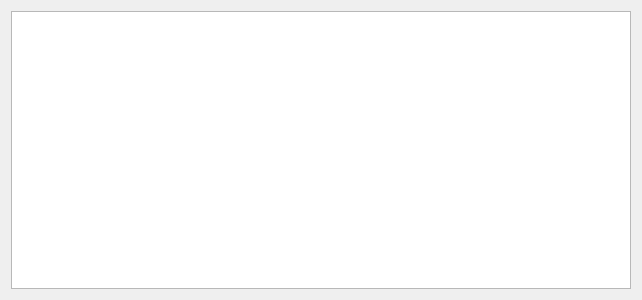
Before: the Qt Designer form ui/ohy_results.ui in Inigobarbe/VFSMOD-GUI, drawn with Qt 5.
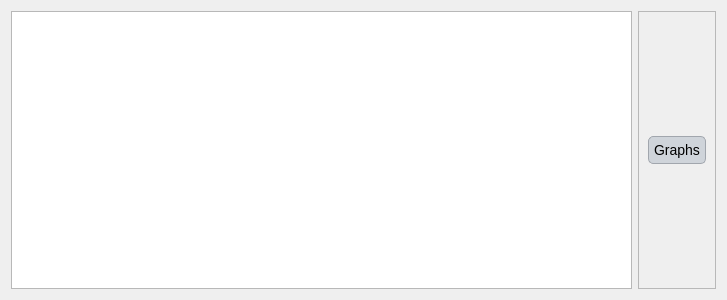
After: the same form once the commit is applied.

```diff
--- a/ui/ohy_results.ui
+++ b/ui/ohy_results.ui
@@ -6,7 +6,7 @@
    <rect>
     <x>0</x>
     <y>0</y>
-    <width>642</width>
+    <width>727</width>
     <height>300</height>
    </rect>
   </property>
@@ -120,6 +120,31 @@
    <item row="0" column="0">
     <widget class="QTextEdit" name="textEdit"/>
    </item>
+   <item row="0" column="1">
+    <widget class="QFrame" name="frame">
+     <property name="minimumSize">
+      <size>
+       <width>50</width>
+       <height>0</height>
+      </size>
+     </property>
+     <property name="frameShape">
+      <enum>QFrame::StyledPanel</enum>
+     </property>
+     <property name="frameShadow">
+      <enum>QFrame::Raised</enum>
+     </property>
+     <layout class="QGridLayout" name="gridLayout_2">
+      <item row="0" column="0">
+       <widget class="QPushButton" name="graphs">
+        <property name="text">
+         <string>Graphs</string>
+        </property>
+       </widget>
+      </item>
+     </layout>
+    </widget>
+   </item>
   </layout>
  </widget>
  <resources/>
```
